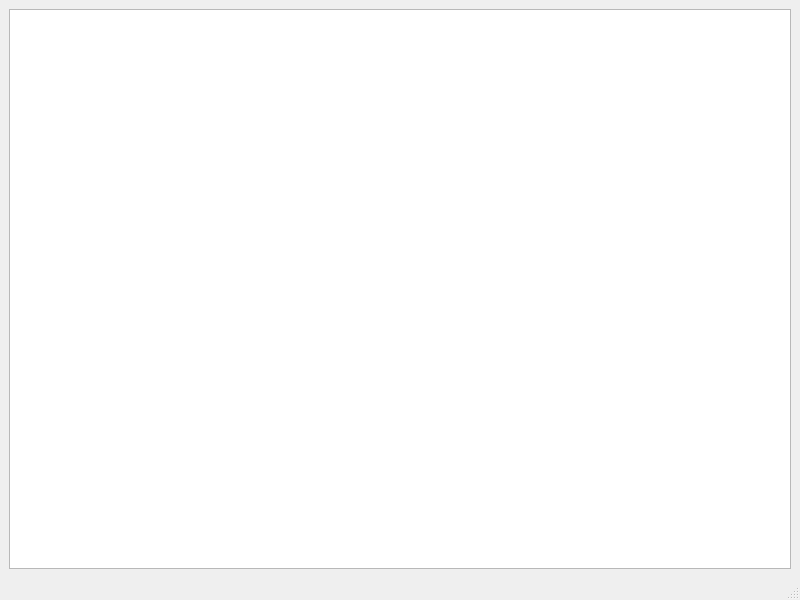
Before: the Qt Designer form Note/mainwindow.ui in anju-chhetri/Note, drawn with Qt 5.
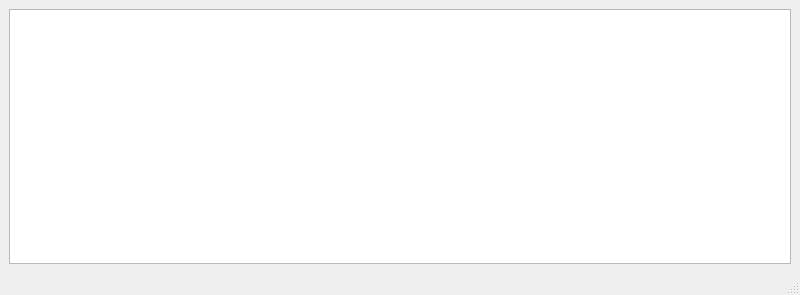
After: the same form once the commit is applied.

Patch:
```diff
--- a/Note/mainwindow.ui
+++ b/Note/mainwindow.ui
@@ -7,7 +7,7 @@
     <x>0</x>
     <y>0</y>
     <width>800</width>
-    <height>600</height>
+    <height>295</height>
    </rect>
   </property>
   <property name="windowTitle">
```
